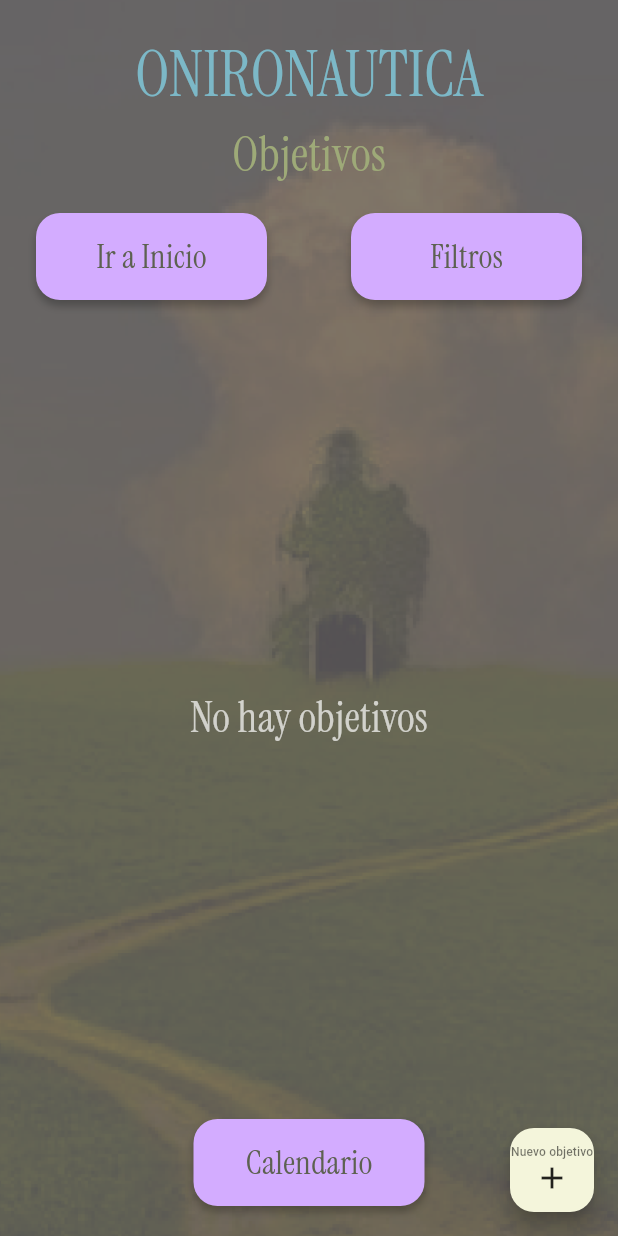
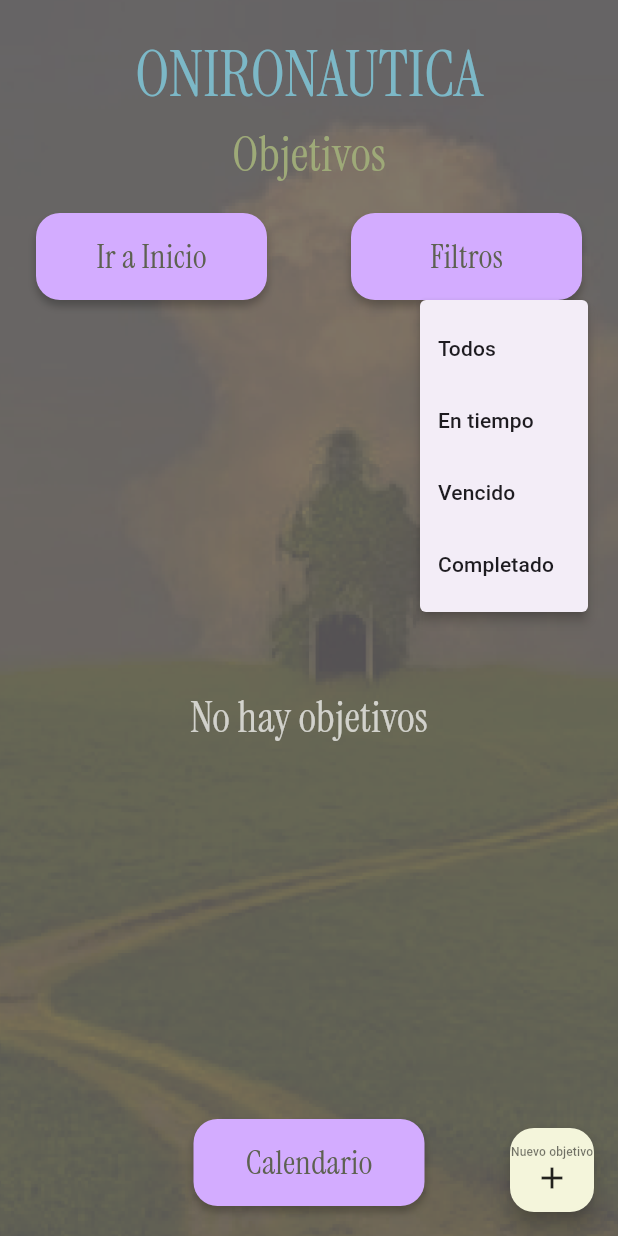
Before and after one commit to Maxd-m/liminal_app, a Flutter app: the ListScreen screen opened by its route, after a tap on "Filtros", on a phone screen of 412 x 824 dp. Run offline on Flutter 3.47's test engine with Material 3 defaults, Android fonts, the light colour scheme and no system bars; our stand-ins replace sqflite; accounts and stored records are empty; Roboto replaces fonts that are missing (Instrument Serif).

Commit message:
filter implemented

```diff
--- a/lib/screens/list_screen.dart
+++ b/lib/screens/list_screen.dart
@@ -17,6 +17,9 @@ class _ListScreenState extends State<ListScreen> {
   // Estado para la lista de objetivos
   List<Map<String, dynamic>> _objectives = [];
   bool _isLoading = true;
+
+  // NUEVO: Variable para el filtro (Todos, En tiempo, Vencido, Completado)
+  String _selectedFilter = 'Todos';
 
   @override
   void initState() {
@@ -88,6 +91,20 @@ class _ListScreenState extends State<ListScreen> {
 
   @override
   Widget build(BuildContext context) {
+    // FILTRADO DINÁMICO
+    final filteredObjectives = _objectives.where((obj) {
+      if (_selectedFilter == 'Todos') return true;
+
+      // Obtenemos el estado actual del objetivo
+      String status;
+      if (obj['completado'] == 1) {
+        status = 'Completado';
+      } else {
+        status = _calculateStatus(obj['fecha_limite']);
+      }
+
+      return status == _selectedFilter;
+    }).toList();
     return Scaffold(
       // FAB (image_4.png)
       floatingActionButton: FloatingActionButton(
@@ -155,7 +172,41 @@ class _ListScreenState extends State<ListScreen> {
                           text: 'Filtros',
                           backgroundColor: const Color(0xFFD3ACFF),
                           shadowOffset: const Offset(0, 4),
-                          onTap: () {},
+                          onTap: () async {
+                            final result = await showMenu<String>(
+                              context: context,
+                              position: const RelativeRect.fromLTRB(
+                                100,
+                                200,
+                                20,
+                                0,
+                              ), // Ajusta según tu UI
+                              items: [
+                                const PopupMenuItem(
+                                  value: 'Todos',
+                                  child: Text('Todos'),
+                                ),
+                                const PopupMenuItem(
+                                  value: 'En tiempo',
+                                  child: Text('En tiempo'),
+                                ),
+                                const PopupMenuItem(
+                                  value: 'Vencido',
+                                  child: Text('Vencido'),
+                                ),
+                                const PopupMenuItem(
+                                  value: 'Completado',
+                                  child: Text('Completado'),
+                                ),
+                              ],
+                            );
+
+                            if (result != null) {
+                              setState(() {
+                                _selectedFilter = result;
+                              });
+                            }
+                          },
                         ),
                       ],
                     ),
@@ -193,7 +244,7 @@ class _ListScreenState extends State<ListScreen> {
                             context,
                             index,
                           ) {
-                            final obj = _objectives[index];
+                            final obj = filteredObjectives[index];
                             // Lógica simple: Si en BD está completado (1), es 'Completado'.
                             // Si no (0), calculamos si está vencida o en tiempo usando tu función anterior.
                             String statusFinal;
@@ -219,7 +270,7 @@ class _ListScreenState extends State<ListScreen> {
                                 onEliminar: () => _eliminarObjetivo(obj['id']),
                               ),
                             );
-                          }, childCount: _objectives.length),
+                          }, childCount: filteredObjectives.length),
                         ),
                       ),
                   ],
```
